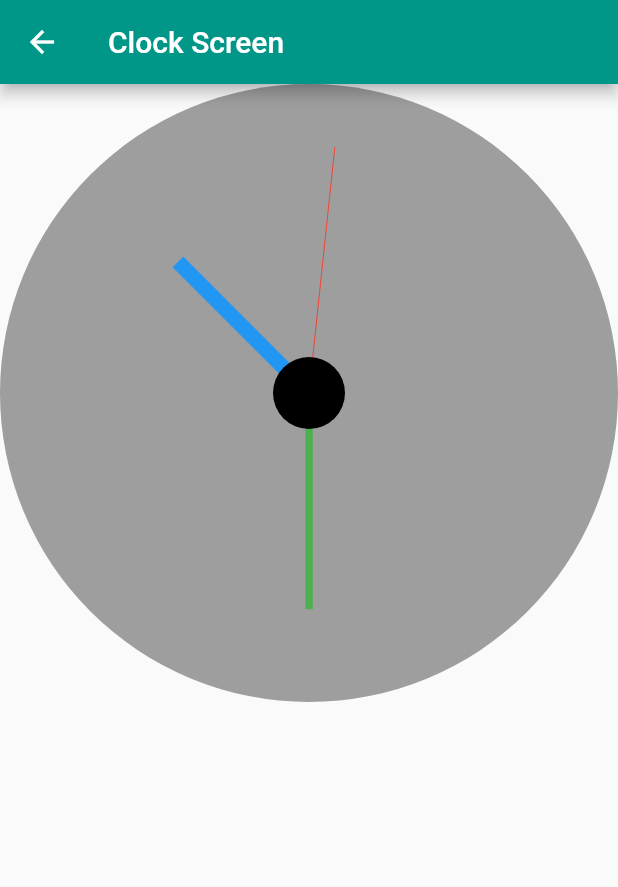
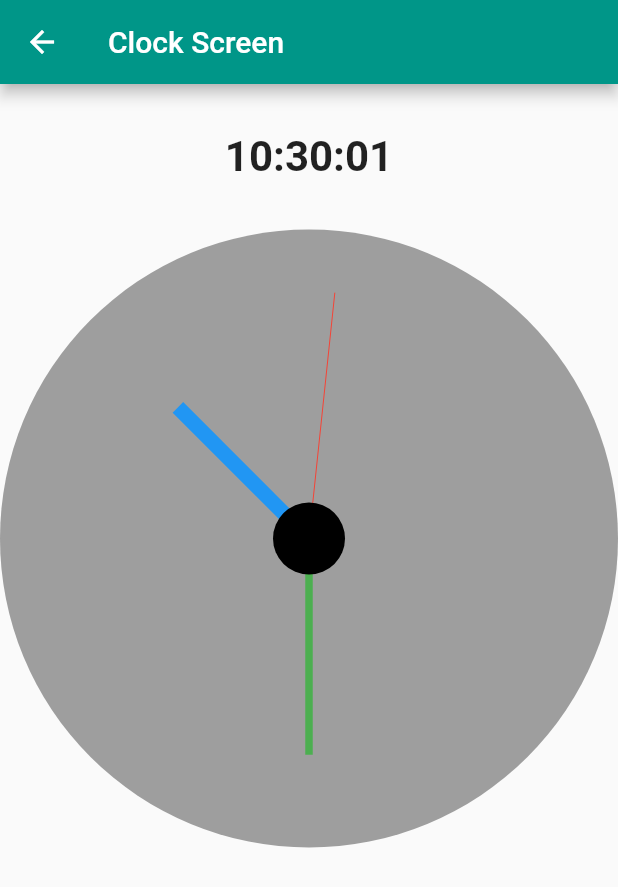
Before and after one commit to yoesuv/GetX-Playground, a Flutter app: the screen it shows after launch, after a tap on "Clock", on a phone screen of 412 x 824 dp. Shown: the top 887 px of the screen. Run offline on Flutter 3.47's test engine with Material 2 defaults, Android fonts, the phone set to English and light mode, and no system bars; our stand-ins replace get, image_picker, permission_handler.

```diff
--- a/lib/src/menu/clock/clock_controller.dart
+++ b/lib/src/menu/clock/clock_controller.dart
@@ -4,10 +4,17 @@ import 'package:get/get.dart';
 
 class ClockController extends GetxController {
   final dateTime = Rx<DateTime>(DateTime.now());
+  final hour = Rx<String>('0');
+  final minute = Rx<String>('0');
+  final second = Rx<String>('0');
 
   void startClock() {
     Timer.periodic(const Duration(seconds: 1), (timer) {
-      dateTime.value = DateTime.now();
+      final now = DateTime.now();
+      dateTime.value = now;
+      hour.value = now.hour.toString().padLeft(2, '0');
+      minute.value = now.minute.toString().padLeft(2, '0');
+      second.value = now.second.toString().padLeft(2, '0');
     });
   }
 }
--- a/lib/src/menu/clock/clock_screen.dart
+++ b/lib/src/menu/clock/clock_screen.dart
@@ -19,6 +19,15 @@ class ClockScreen extends GetView<ClockController> {
         body: Column(
           mainAxisSize: MainAxisSize.min,
           children: [
+            const SizedBox(height: 32),
+            Text(
+              '${controller.hour}:${controller.minute}:${controller.second}',
+              style: const TextStyle(
+                fontSize: 28,
+                fontWeight: FontWeight.bold,
+              ),
+            ),
+            const SizedBox(height: 32),
             AspectRatio(
               aspectRatio: 1,
               child: Container(
```
